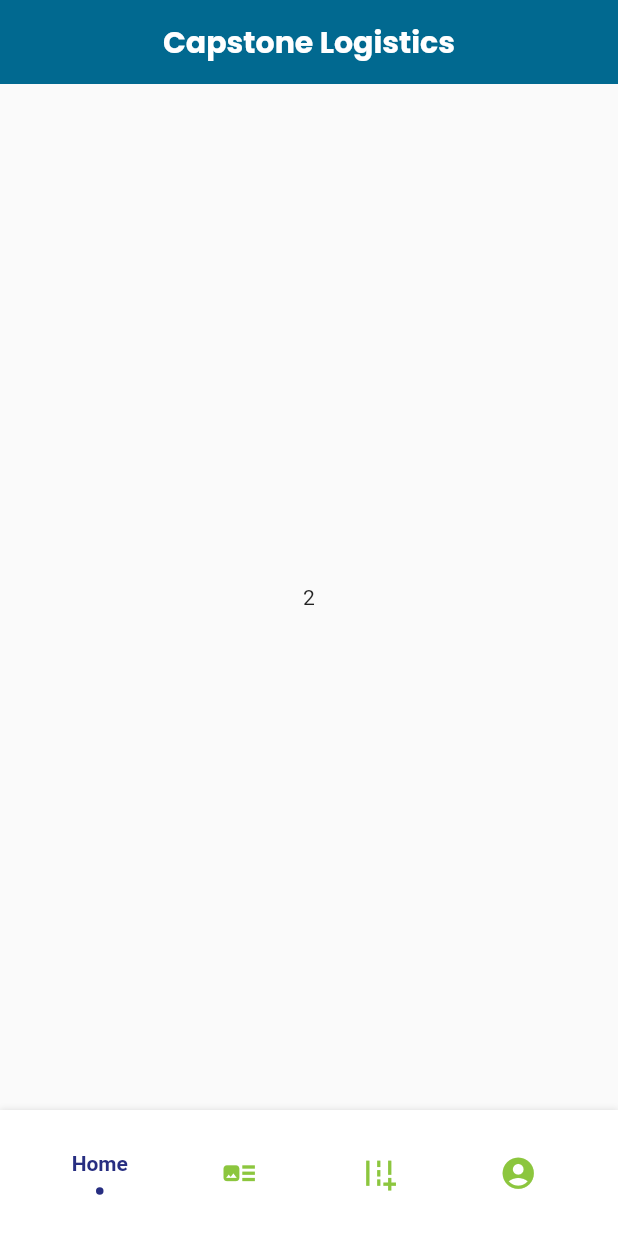
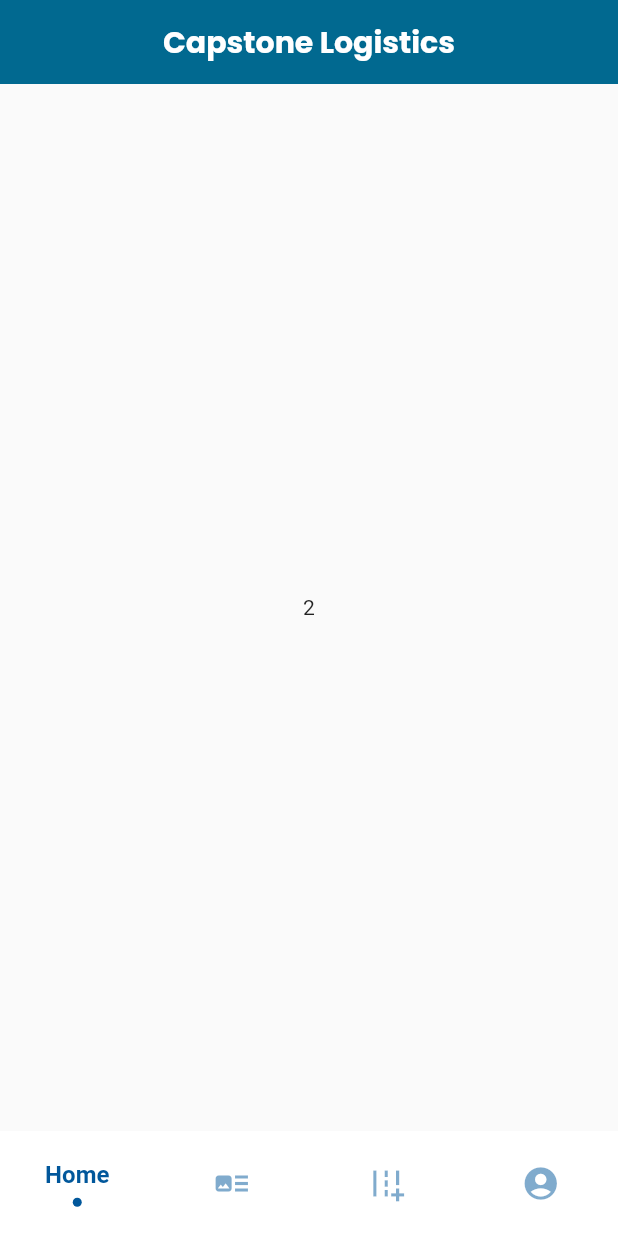
Before and after one commit to 41hulk/cargo, a Flutter app: the DashboardScreen screen opened directly, swiped to page 3, on a phone screen of 412 x 824 dp. Run offline on Flutter 3.47's test engine with Material 2 defaults, Android fonts, the phone set to English and light mode, and no system bars; drawn by our look-alikes of sliding_clipped_nav_bar; our stand-ins replace animated_splash_screen, google_fonts; missing offline and left inert: avatars; statements that could not run were skipped.

Commit message:
Restructure file

```diff
--- a/lib/dashboard/dash.dart
+++ b/lib/views/dashboard/dash.dart
@@ -2,11 +2,10 @@ import 'package:cargo/dashboard/cargotrack.dart';
 import 'package:cargo/dashboard/order.dart';
 import 'package:cargo/profile/profileScreen.dart';
 import 'package:cargo/utils/colors.dart';
-import 'package:flashy_tab_bar/flashy_tab_bar.dart';
-
 import 'package:flutter/cupertino.dart';
 import 'package:flutter/material.dart';
 import 'package:google_fonts/google_fonts.dart';
+import 'package:sliding_clipped_nav_bar/sliding_clipped_nav_bar.dart';
 
 class DashboardScreen extends StatefulWidget {
   @override
@@ -33,7 +32,6 @@ class _DashScreenState extends State<DashboardScreen> {
   @override
   void initState() {
     _myPage = PageController(initialPage: 0);
-
     super.initState();
   }
 
@@ -63,48 +61,31 @@ class _DashScreenState extends State<DashboardScreen> {
           // ],
         ),
         body: PageView(
+          physics: NeverScrollableScrollPhysics(),
           controller: _myPage,
           children: [...pages],
         ),
-        bottomNavigationBar: FlashyTabBar(
+        bottomNavigationBar: SlidingClippedNavBar(
           selectedIndex: _selectedPage,
-          showElevation: true,
-          // onItemSelected: (index) => setState(() {
-          //   _selectedIndex = index;
-          // }),
-          onItemSelected: (index) => _onItemTapped(index),
-          items: [
-            FlashyTabBarItem(
-              icon: Icon(
-                Icons.home_outlined,
-                size: 25,
-                color: cargoGreen,
-              ),
-              title: Text('Home'),
+          activeColor: Color(0xFF01579B),
+          iconSize: 26,
+          onButtonPressed: (index) => _onItemTapped(index),
+          barItems: [
+            BarItem(
+              icon: Icons.home_outlined,
+              title: 'Home',
             ),
-            FlashyTabBarItem(
-              icon: Icon(
-                Icons.art_track,
-                size: 25,
-                color: cargoGreen,
-              ),
-              title: Text('Cargo Track'),
+            BarItem(
+              icon: Icons.art_track,
+              title: 'Track',
             ),
-            FlashyTabBarItem(
-              icon: Icon(
-                Icons.add_road,
-                size: 25,
-                color: cargoGreen,
-              ),
-              title: Text('Cargo Update'),
+            BarItem(
+              icon: Icons.add_road,
+              title: 'Update',
             ),
-            FlashyTabBarItem(
-              icon: Icon(
-                Icons.account_circle,
-                size: 25,
-                color: cargoGreen,
-              ),
-              title: Text('Profile'),
+            BarItem(
+              icon: Icons.account_circle,
+              title: 'Profile',
             ),
           ],
         ));
```
Also changed, not shown: pubspec.yaml (+7 -5 lines), lib/NetworkHandler.dart (added), lib/views/auth/loginScreen.dart (renamed from lib/auth/loginScreen.dart), lib/views/dashboard/cargotrack.dart (renamed from lib/dashboard/cargotrack.dart), lib/views/dashboard/order.dart (renamed from lib/dashboard/order.dart), lib/views/profile/profileScreen.dart (renamed from lib/profile/profileScreen.dart), pubspec.lock, 2 other files.
